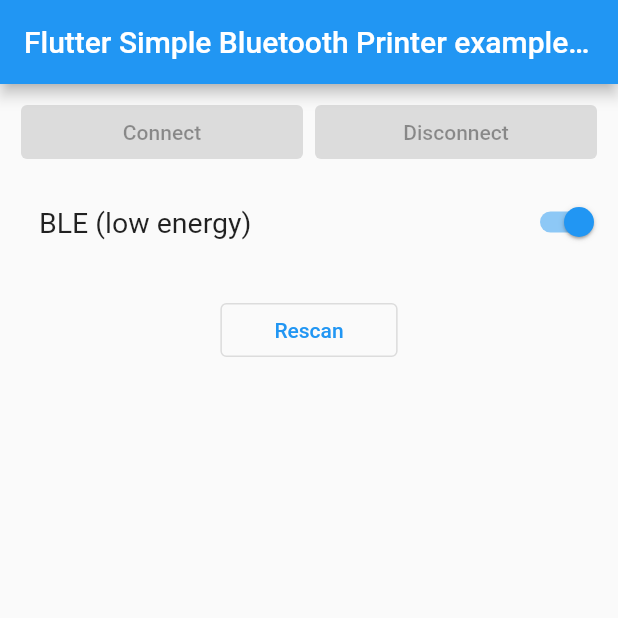
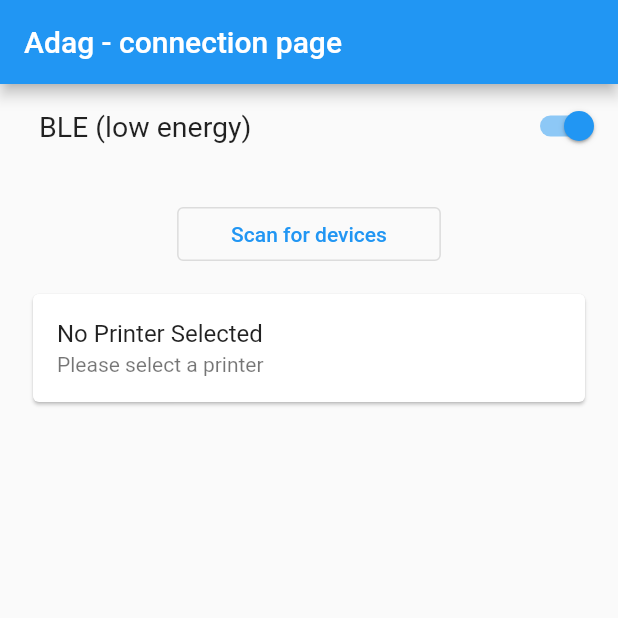
Before and after one commit to Mauro1442/qr_print, a Flutter app: the screen it shows after launch, on a phone screen of 412 x 824 dp, the top half of it. Run offline on Flutter 3.47's test engine with Material 2 defaults, Android fonts, the phone set to English and light mode, and no system bars; missing offline and left inert: esc_pos_utils_plus, flutter_simple_bluetooth_printer.

Commit message:
-Keep printing without disconnecting -Disabled buttons when not connected -WIP popup to select the number of prints -Added delay for full connection to the device -Small improvements to the UI

```diff
--- a/lib/main.dart
+++ b/lib/main.dart
@@ -7,7 +7,9 @@
 import 'package:esc_pos_utils_plus/esc_pos_utils.dart';
 
 void main() {
-  runApp(const MyApp());
+  runApp(const MaterialApp(
+    home: MyApp(),
+  ));
 }
 
 class MyApp extends StatefulWidget {
@@ -20,13 +22,17 @@
 class _MyAppState extends State<MyApp> {
   var bluetoothManager = FlutterSimpleBluetoothPrinter.instance;
   var _isScanning = false;
+  var _isConnecting = false;
   var _isBle = true;
   var _isConnected = false;
   var devices = <BluetoothDevice>[];
+
   StreamSubscription<BTConnectState>? _subscriptionBtStatus;
   BTConnectState _currentStatus = BTConnectState.disconnect;
 
   BluetoothDevice? selectedPrinter;
+
+  int _numberOfQRCodes = 1;
 
   @override
   void initState() {
@@ -42,7 +48,8 @@
           _isConnected = true;
         });
       }
-      if (status == BTConnectState.disconnect || status == BTConnectState.fail) {
+      if (status == BTConnectState.disconnect ||
+          status == BTConnectState.fail) {
         setState(() {
           _isConnected = false;
         });
@@ -63,7 +70,8 @@
         _isScanning = true;
       });
       if (_isBle) {
-        final results = await bluetoothManager.scan(timeout: const Duration(seconds: 20));
+        final results =
+            await bluetoothManager.scan(timeout: const Duration(seconds: 20));
         devices.addAll(results);
         setState(() {});
       } else {
@@ -80,14 +88,14 @@
     }
   }
 
-  void _discovery(){
+  void _discovery() {
     devices.clear();
-    try{
+    try {
       bluetoothManager.discovery().listen((device) {
         devices.add(device);
         setState(() {});
       });
-    }on BTException catch(e){
+    } on BTException catch (e) {
       print(e);
     }
   }
@@ -104,45 +112,139 @@
   }
 
   void _print() async {
+
     if (selectedPrinter == null) return;
+
+    Future<void> _performPrintWithImpressions(int numberOfImpressions) async {
       final profile = await CapabilityProfile.load();
       final generator = Generator(PaperSize.mm58, profile, spaceBetweenRows: 0);
       List<int> bytes = [];
 
-    bytes += generator.qrcode('Lorem ipsum dolor sit amet, consectetur adipiscing elit, sed do eiusmod tempor incididunt ut labore et dolore magna aliqua. Ut enim ad minim veniam, quis nostrud exercitation ullamco laboris nisi ut aliquip ex ea commodo consequat.',
+      //TODO Anadir texto para ticket
+
+      bytes += generator.qrcode('Buenas tardes',
           size: QRSize.Size8, cor: QRCorrection.L);
-
 
       bytes += generator.feed(2);
       bytes += generator.cut();
 
       try {
-      await _connectDevice();
         if (!_isConnected) return;
-      final isSuccess = await bluetoothManager.writeRawData(Uint8List.fromList(bytes));
+        for (int i = 0; i < numberOfImpressions; i++) {
+          final isSuccess =
+              await bluetoothManager.writeRawData(Uint8List.fromList(bytes));
           if (isSuccess) {
-        await bluetoothManager.disconnect();
+            setState(() {
+              _isConnected == true;
+            });
+          }
         }
       } on BTException catch (e) {
         print(e);
       }
     }
 
-  _connectDevice() async {
-    if (selectedPrinter == null) return;
+    showDialog(
+      context: context,
+      builder: (BuildContext context) {
+        return AlertDialog(
+          title: Text('Select Number of QR Codes'),
+          content: Column(
+            mainAxisSize: MainAxisSize.min,
+            children: [
+              DropdownButton<int>(
+                value: _numberOfQRCodes,
+                items: List.generate(10, (index) => index + 1)
+                    .map((numberOfQRCodes) {
+                  return DropdownMenuItem<int>(
+                    value: numberOfQRCodes,
+                    child: Text('Print: $numberOfQRCodes'),
+                  );
+                }).toList(),
+                onChanged: (int? newValue) {
+                  setState(() {
+                    _numberOfQRCodes = newValue ?? 1;
+                  });
+                },
+              ),
+            ],
+          ),
+          actions: [
+            TextButton(
+              onPressed: () {
+                Navigator.of(context)
+                    .pop(); // Close the dialog without printing
+              },
+              child: Text('Exit'),
+            ),
+            TextButton(
+              onPressed: () {
+                Navigator.of(context).pop(
+                    _numberOfQRCodes); // Close the dialog and pass the selected number of QR codes
+              },
+              child: Text('Print $_numberOfQRCodes QR Codes'),
+            ),
+          ],
+        );
+      },
+    ).then((selectedValue) {
+      if (selectedValue != null) {
+        setState(() {
+          _numberOfQRCodes = selectedValue;
+        });
+      }
+    });
+  }
+
+  Future<void> _connectDevice() async {
+    if (selectedPrinter == null || _isConnecting) return;
+
     try {
-      _isConnected = await bluetoothManager.connect(address: selectedPrinter!.address, isBLE: selectedPrinter!.isLE);
-    } on BTException catch (e) {
-      print(e);
+      setState(() {
+        _isConnecting = true; // Show CircularProgressIndicator
+      });
+
+      await Future.delayed(const Duration(seconds: 8));
+
+      // Attempt to connect to the device
+      bool isConnected = await bluetoothManager.connect(
+        address: selectedPrinter!.address,
+        isBLE: selectedPrinter!.isLE,
+      );
+
+      setState(() {
+        _isConnecting = false; // Hide CircularProgressIndicator
+      });
+
+      // If the connection is successful
+      if (isConnected) {
+        _isConnected = true;
+        print(
+            'Connected to the device: ${selectedPrinter!.name} (${selectedPrinter!.address})');
+        // You can perform any further actions needed when connected.
+      } else {
+        // If the connection is refused or unsuccessful
+        _isConnected = false;
+        print('Connection to the device was refused or failed.');
+        // You can handle this scenario based on your application's requirements.
+      }
+    } on Error catch (e) {
+      setState(() {
+        _isConnecting =
+            false; // Hide CircularProgressIndicator in case of an error
+      });
+      print('there was an error in the connection : $e');
     }
   }
 
   @override
   Widget build(BuildContext context) {
+    bool hasConnectedDevice = _isConnected && selectedPrinter != null;
+
     return MaterialApp(
       home: Scaffold(
         appBar: AppBar(
-          title: const Text('Flutter Simple Bluetooth Printer example app'),
+          title: const Text('Adag - connection page'),
         ),
         body: Center(
           child: Container(
@@ -152,43 +254,11 @@
               padding: EdgeInsets.zero,
               child: Column(
                 children: [
-                  Padding(
-                    padding: const EdgeInsets.all(8.0),
-                    child: Row(
-                      children: [
-                        Expanded(
-                          child: ElevatedButton(
-                            onPressed: selectedPrinter == null || _isConnected
-                                ? null
-                                : () {
-                              _connectDevice();
-                            },
-                            child: const Text("Connect", textAlign: TextAlign.center),
-                          ),
-                        ),
-                        const SizedBox(width: 8),
-                        Expanded(
-                          child: ElevatedButton(
-                            onPressed: selectedPrinter == null || !_isConnected
-                                ? null
-                                : () {
-                              if (selectedPrinter != null) {
-                                bluetoothManager.disconnect();
-                              }
-                              setState(() {
-                                _isConnected = false;
-                              });
-                            },
-                            child: const Text("Disconnect", textAlign: TextAlign.center),
-                          ),
-                        ),
-                      ],
-                    ),
-                  ),
                   Visibility(
                     visible: Platform.isAndroid,
                     child: SwitchListTile.adaptive(
-                      contentPadding: const EdgeInsets.only(bottom: 20.0, left: 20),
+                      contentPadding:
+                          const EdgeInsets.only(bottom: 20.0, left: 20),
                       title: const Text(
                         "BLE (low energy)",
                         textAlign: TextAlign.start,
@@ -210,8 +280,70 @@
                       _scan();
                     },
                     child: const Padding(
-                      padding: EdgeInsets.symmetric(vertical: 2, horizontal: 20),
-                      child: Text("Rescan", textAlign: TextAlign.center),
+                      padding:
+                          EdgeInsets.symmetric(vertical: 2, horizontal: 20),
+                      child:
+                          Text("Scan for devices", textAlign: TextAlign.center),
+                    ),
+                  ),
+                  _isConnecting
+                      ? const CircularProgressIndicator() // Show CircularProgressIndicator while connecting
+                      : selectedPrinter != null
+                          ? Card(
+                              margin: const EdgeInsets.all(16),
+                              child: ListTile(
+                                title: Row(
+                                  children: [
+                                    Text(selectedPrinter!.name),
+                                    const SizedBox(width: 10),
+                                    _isConnected
+                                        ? const Icon(Icons.bluetooth_connected,
+                                            color:
+                                                Colors.green) // Connected icon
+                                        : const Icon(Icons.bluetooth_connected,
+                                            color: Colors
+                                                .red), // Disconnected icon
+                                  ],
+                                ),
+                                subtitle: Text(selectedPrinter!.address),
+                                trailing: OutlinedButton(
+                                  onPressed: hasConnectedDevice
+                                      ? () async => _print()
+                                      : null,
+                                  style: ButtonStyle(
+                                    backgroundColor: MaterialStateProperty
+                                        .resolveWith<Color?>((states) {
+                                      return hasConnectedDevice
+                                          ? Colors.white
+                                          : Colors
+                                              .grey; // Change the button color when disabled
+                                    }),
+                                  ),
+                                  child: const Padding(
+                                    padding: EdgeInsets.symmetric(
+                                        vertical: 2, horizontal: 20),
+                                    child: Row(
+                                      mainAxisSize: MainAxisSize.min,
+                                      children: [
+                                        Icon(Icons
+                                            .print), // Add an icon to the button
+                                        SizedBox(
+                                            width:
+                                                8), // Add some space between the icon and the text
+                                        Text("Print",
+                                            textAlign: TextAlign.center),
+                                      ],
+                                    ),
+                                  ),
+                                ),
+                              ),
+                            )
+                          : const Card(
+                              // Replace this with a fallback UI or a message indicating no selected printer
+                              margin: EdgeInsets.all(16),
+                              child: ListTile(
+                                title: Text("No Printer Selected"),
+                                subtitle: Text("Please select a printer"),
                               ),
                             ),
                   _isScanning
@@ -227,14 +359,17 @@
                                     selectDevice(device);
                                   },
                                   trailing: OutlinedButton(
-                            onPressed: selectedPrinter == null || device.name != selectedPrinter?.name
+                                    onPressed: selectedPrinter == null ||
+                                            device.name != selectedPrinter?.name
                                         ? null
                                         : () async {
-                              _print();
+                                            _connectDevice();
                                           },
                                     child: const Padding(
-                              padding: EdgeInsets.symmetric(vertical: 2, horizontal: 20),
-                              child: Text("Print", textAlign: TextAlign.center),
+                                      padding: EdgeInsets.symmetric(
+                                          vertical: 2, horizontal: 20),
+                                      child: Text("Connect",
+                                          textAlign: TextAlign.center),
                                     ),
                                   ),
                                 ),
```
Lines whose indentation alone changed are shown as unchanged.
